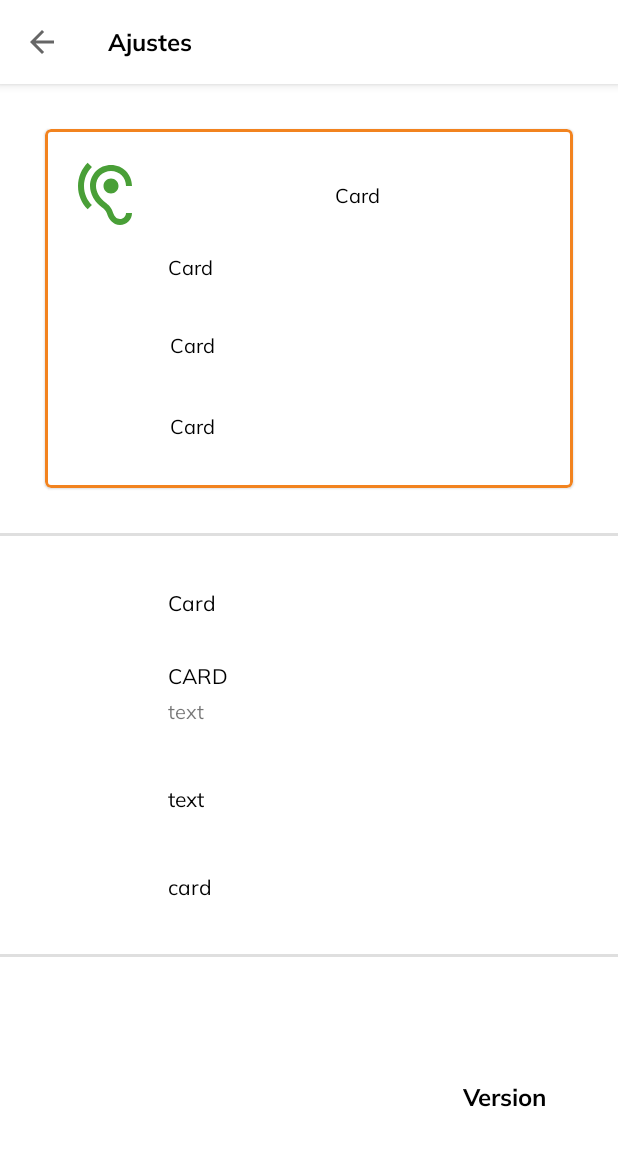
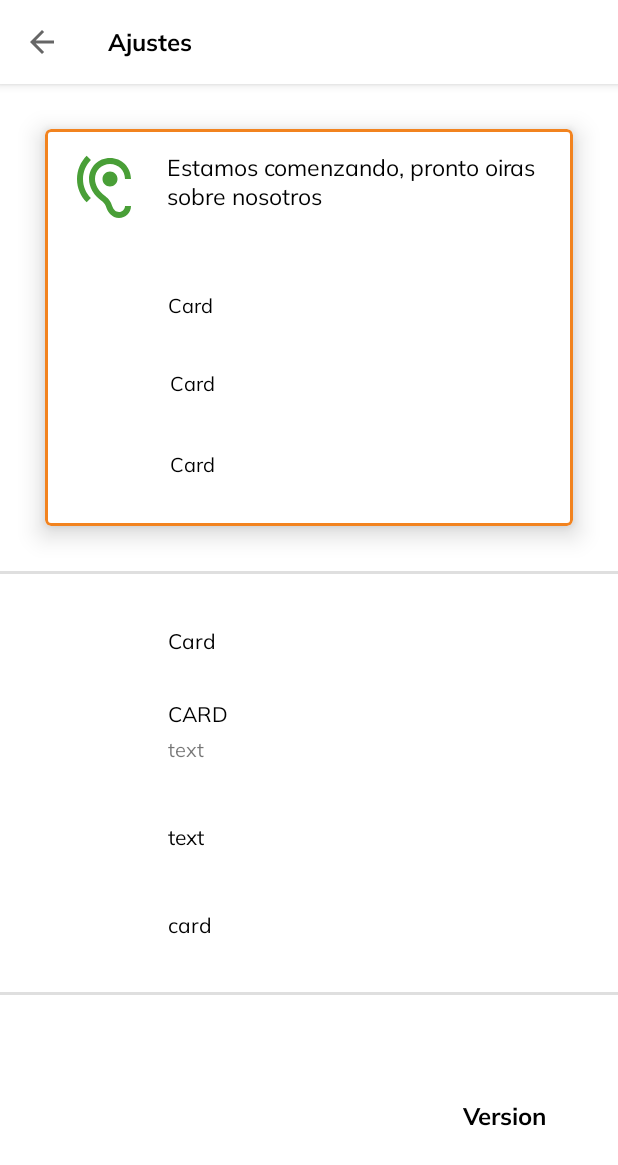
Before and after one commit to PaulGuillen/ROAL-Dev, an Android app: the SettingsActivity screen opened directly, with no data from a screen before it, on a phone screen of 412 x 824 dp. Shown: the top 1165 px of the screen. Run offline under Robolectric (Android 15) with nearby library versions, the phone set to English and light mode, and no system bars.

Commit message:
Fixing views

```diff
--- a/app/src/main/res/layout/activity_settings.xml
+++ b/app/src/main/res/layout/activity_settings.xml
@@ -37,51 +37,36 @@
             android:layout_width="match_parent"
             android:layout_height="wrap_content"
             android:layout_margin="30dp"
+            app:cardElevation="10dp"
             app:layout_constraintEnd_toEndOf="parent"
             app:layout_constraintStart_toStartOf="parent"
             app:layout_constraintTop_toBottomOf="@id/include"
             app:strokeColor="@color/orange_principal"
             app:strokeWidth="2dp">
 
-            <androidx.constraintlayout.widget.ConstraintLayout
+            <LinearLayout
                 android:id="@+id/constraint_layout_dos"
                 android:layout_width="match_parent"
                 android:layout_height="match_parent"
+                android:orientation="vertical"
                 android:paddingBottom="30dp">
-
-                <androidx.constraintlayout.widget.Guideline
-                    android:id="@+id/guideline_cardview_start"
-                    android:layout_width="wrap_content"
-                    android:layout_height="wrap_content"
-                    android:orientation="vertical"
-                    app:layout_constraintGuide_begin="80dp" />
-
-                <ImageView
-                    android:id="@+id/imageView2"
-                    android:layout_width="wrap_content"
-                    android:layout_height="wrap_content"
-                    android:layout_gravity="center_vertical"
-                    android:layout_margin="20dp"
-                    android:src="@drawable/ic_baseline_hearing_24"
-                    app:layout_constraintEnd_toStartOf="@+id/guideline_cardview_start"
-                    app:layout_constraintStart_toStartOf="parent"
-                    app:layout_constraintTop_toTopOf="parent"
-                    tools:ignore="ContentDescription" />
 
                 <TextView
                     android:id="@+id/text"
                     android:layout_width="wrap_content"
-                    android:layout_height="match_parent"
+                    android:layout_height="wrap_content"
                     android:fontFamily="@font/mulish_regular"
-                    android:paddingEnd="15dp"
-                    android:text="Card"
+                    android:padding="15dp"
+                    android:text="@string/texto_card_view"
                     android:textColor="@color/black"
-                    android:textSize="13sp"
+                    android:textSize="15sp"
+                    android:textAlignment="textStart"
+                    android:drawablePadding="18dp"
                     app:layout_constraintBottom_toBottomOf="@+id/imageView2"
-                    app:layout_constraintEnd_toEndOf="parent"
-                    app:layout_constraintStart_toStartOf="@+id/guideline_cardview_start"
+                    app:layout_constraintStart_toEndOf="@+id/imageView2"
                     app:layout_constraintTop_toTopOf="@+id/imageView2"
-                    tools:ignore="RtlSymmetry" />
+                    app:drawableStartCompat="@drawable/ic_baseline_hearing_24" />
+
 
                 <LinearLayout
                     android:id="@+id/linearlayout_exclamacion"
@@ -172,7 +157,7 @@
 
                 </LinearLayout>
 
-            </androidx.constraintlayout.widget.ConstraintLayout>
+            </LinearLayout>
 
 
         </com.google.android.material.card.MaterialCardView>
--- a/app/src/main/res/values/strings.xml
+++ b/app/src/main/res/values/strings.xml
@@ -72,4 +72,5 @@
     <string name="fecha_de_creaci_n">Fecha de creación</string>
     <string name="password">*************</string>
     <string name="salir">Salir</string>
+    <string name="texto_card_view">Estamos comenzando, pronto oiras sobre nosotros</string>
 </resources>
```
